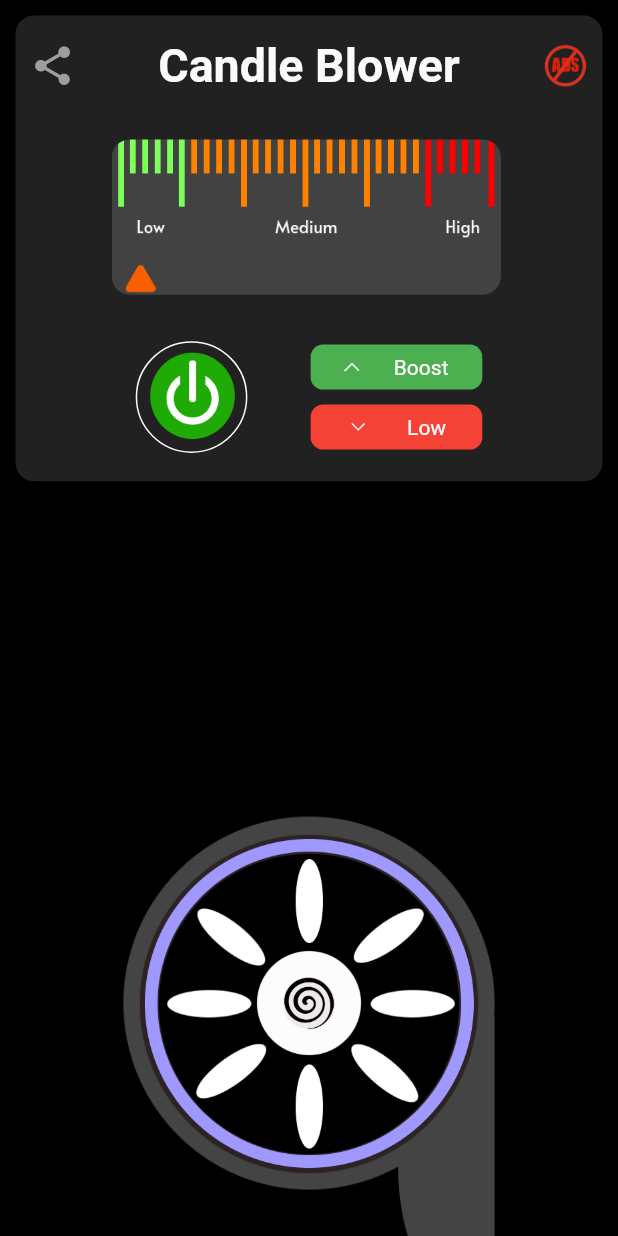
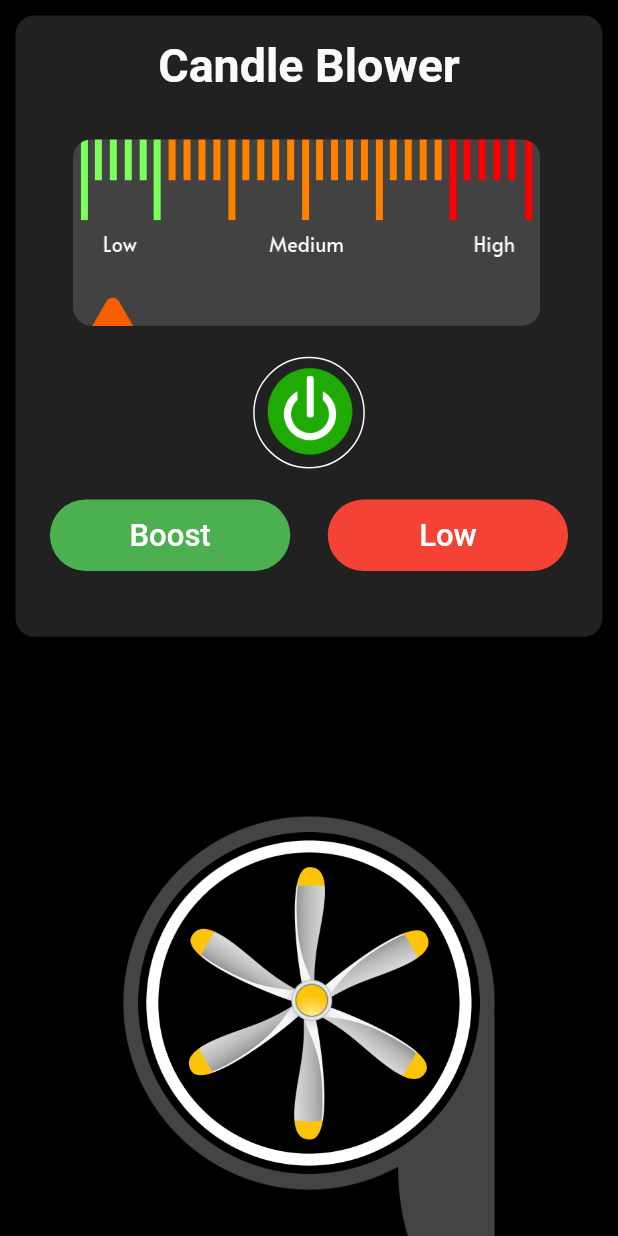
Before and after one commit to BHARGAVTHUMMAR/blower, a Flutter app: the screen it shows after launch, on a phone screen of 412 x 824 dp. Run offline on Flutter 3.47's test engine with Material 2 defaults, Android fonts, the phone set to English and light mode, and no system bars; our stand-ins replace get; missing offline and left inert: sound_generator, volume_controller.

Commit message:
working on fan rotation.

```diff
--- a/lib/app/modules/home/views/home_view.dart
+++ b/lib/app/modules/home/views/home_view.dart
@@ -24,35 +24,21 @@ class HomeView extends GetWidget<HomeController> {
                       color: Colors.grey.shade900,
                       borderRadius:
                           BorderRadius.circular(MySize.getHeight(12))),
-                  height: MySize.getHeight(300),
+                  height: MySize.getHeight(400),
+                  width: MySize.getWidth(400),
                   child: Column(
                       crossAxisAlignment: CrossAxisAlignment.center,
                       children: [
                         Padding(
                           padding: EdgeInsets.only(
-                              right: MySize.getWidth(8),
-                              left: MySize.getWidth(8),
+                              // right: MySize.getWidth(8),
+                              // left: MySize.getWidth(8),
                               top: MySize.getHeight(15)),
-                          child: Row(
-                            children: [
-                              Icon(
-                                Icons.share,
-                                color: Colors.grey,
-                                size: MySize.getHeight(30),
-                              ),
-                              Spacer(),
-                              Text("Candle Blower",
+                          child: Text("Candle Blower",
                               style: TextStyle(
                                   color: Colors.grey.shade50,
                                   fontWeight: FontWeight.bold,
                                   fontSize: MySize.getHeight(30))),
-                              Spacer(),
-                              Image.asset(
-                                "assets/no-ads.png",
-                                height: MySize.getHeight(30),
-                              ),
-                            ],
-                          ),
                         ),
                         Padding(
                           padding: EdgeInsets.only(top: MySize.getHeight(30)),
@@ -60,7 +46,7 @@ class HomeView extends GetWidget<HomeController> {
                             alignment: Alignment.bottomLeft,
                             children: [
                               Container(
-                                height: MySize.getHeight(100),
+                                height: MySize.getHeight(120),
                                 child: ClipRRect(
                                   borderRadius: BorderRadius.circular(
                                       MySize.getHeight(12)),
@@ -70,7 +56,8 @@ class HomeView extends GetWidget<HomeController> {
                                 ),
                               ),
                               Container(
-                                width: MySize.getWidth(230),
+                                // color: Colors.green,
+                                width: MySize.getWidth(275),
                                 height: MySize.getHeight(20),
                                 child: Stack(
                                   children: [
@@ -78,12 +65,12 @@ class HomeView extends GetWidget<HomeController> {
                                       right: controller.isTap.isTrue
                                           ? MySize.getWidth(
                                               controller.slider.value)
-                                          : MySize.getWidth(200),
+                                          : MySize.getWidth(230),
                                       duration: Duration(seconds: 5),
                                       child: Image.asset(
                                         "assets/triangle.png",
-                                        height: 20,
-                                        width: 30,
+                                        height: 40,
+                                        width: 50,
                                       ),
                                     ),
                                   ],
@@ -92,13 +79,9 @@ class HomeView extends GetWidget<HomeController> {
                             ],
                           ),
                         ),
-                        Padding(
-                          padding: EdgeInsets.only(
-                              right: MySize.getWidth(70),
-                              top: MySize.getHeight(30),
-                              left: MySize.getWidth(70)),
-                          child: Row(
+                        Column(
                           children: [
+                            SizedBox(height: MySize.getHeight(20)),
                             GestureDetector(
                               onTap: () {
                                 controller.on_Off.value =
@@ -120,8 +103,8 @@ class HomeView extends GetWidget<HomeController> {
                               child: Container(
                                 decoration: BoxDecoration(
                                     borderRadius: BorderRadius.circular(60),
-                                      border: Border.all(
-                                          color: Colors.grey.shade50)),
+                                    border:
+                                        Border.all(color: Colors.grey.shade50)),
                                 child: CircleAvatar(
                                   backgroundColor: Colors.transparent,
                                   radius: MySize.getHeight(35),
@@ -129,18 +112,17 @@ class HomeView extends GetWidget<HomeController> {
                                     padding:
                                         EdgeInsets.all(MySize.getHeight(3)),
                                     child: (controller.on_Off.isFalse)
-                                          ? Image.asset(
-                                              "assets/switch_green.png")
-                                          : Image.asset(
-                                              "assets/switch_red.png"),
+                                        ? Image.asset("assets/switch_green.png")
+                                        : Image.asset("assets/switch_red.png"),
                                   ),
                                 ),
                               ),
                             ),
-                              Spacer(),
-                              Container(
-                                  width: MySize.getWidth(100),
-                                  child: Column(
+                            SizedBox(
+                              height: MySize.getHeight(20),
+                            ),
+                            Row(
+                              mainAxisAlignment: MainAxisAlignment.center,
                               children: [
                                 GestureDetector(
                                   onTap: () {
@@ -156,36 +138,25 @@ class HomeView extends GetWidget<HomeController> {
                                   child: Container(
                                     decoration: BoxDecoration(
                                         color: Colors.green,
-                                              borderRadius:
-                                                  BorderRadius.circular(
-                                                      MySize.getHeight(8))),
-                                          height: 30,
-                                          child: Row(
-                                              crossAxisAlignment:
-                                                  CrossAxisAlignment.center,
-                                              mainAxisAlignment:
-                                                  MainAxisAlignment.center,
-                                              children: [
-                                                Image.asset(
-                                                  "assets/up.png",
-                                                  height: 10,
-                                                  color: Colors.white,
-                                                ),
-                                                SizedBox(
-                                                  width: MySize.getWidth(20),
-                                                ),
-                                                Text(
+                                        borderRadius: BorderRadius.circular(
+                                            MySize.getHeight(62))),
+                                    height: MySize.getHeight(46),
+                                    width: MySize.getWidth(140),
+                                    child: Center(
+                                      child: Text(
                                         "Boost",
                                         style: TextStyle(
-                                                      color: Colors.white),
-                                                ),
-                                              ]),
+                                            color: Colors.white,
+                                            fontWeight: FontWeight.w500,
+                                            fontSize: MySize.getHeight(20)),
                                       ),
                                     ),
-                                      SizedBox(height: 10),
+                                  ),
+                                ),
+                                SizedBox(width: 25),
                                 GestureDetector(
                                   onTap: () {
-                                          if (controller.slider.value < 200) {
+                                    if (controller.slider.value < 230) {
                                       controller.slider.value =
                                           controller.slider.value + 10;
                                     }
@@ -197,36 +168,24 @@ class HomeView extends GetWidget<HomeController> {
                                   child: Container(
                                     decoration: BoxDecoration(
                                         color: Colors.red,
-                                              borderRadius:
-                                                  BorderRadius.circular(
-                                                      MySize.getHeight(8))),
-                                          height: 30,
-                                          child: Row(
-                                              crossAxisAlignment:
-                                                  CrossAxisAlignment.center,
-                                              mainAxisAlignment:
-                                                  MainAxisAlignment.center,
-                                              children: [
-                                                Image.asset(
-                                                  "assets/down.png",
-                                                  height: 15,
-                                                  color: Colors.white,
-                                                ),
-                                                SizedBox(
-                                                  width: MySize.getWidth(22),
-                                                ),
-                                                Text(
+                                        borderRadius: BorderRadius.circular(
+                                            MySize.getHeight(62))),
+                                    height: MySize.getHeight(46),
+                                    width: MySize.getWidth(140),
+                                    child: Center(
+                                      child: Text(
                                         "Low",
                                         style: TextStyle(
-                                                      color: Colors.white),
+                                            color: Colors.white,
+                                            fontWeight: FontWeight.w500,
+                                            fontSize: MySize.getHeight(20)),
                                       ),
-                                              ]),
+                                    ),
                                   ),
                                 )
                               ],
-                                  ))
+                            )
                           ],
-                          ),
                         ),
                       ]),
                 ),
@@ -253,7 +212,7 @@ class HomeView extends GetWidget<HomeController> {
                                 turns: Tween(begin: 0.0, end: 1.0)
                                     .animate(controller.animationController!),
                                 child: Image.asset(
-                                  "assets/fan.png",
+                                  "assets/fan1.png",
                                   height: MySize.getHeight(220),
                                 ),
                               ),
@@ -276,7 +235,7 @@ class HomeView extends GetWidget<HomeController> {
                                   turns: Tween(begin: 0.0, end: 1.0)
                                       .animate(controller.animationController!),
                                   child: Image.asset(
-                                    "assets/fan.png",
+                                    "assets/fan1.png",
                                     height: MySize.getHeight(220),
                                   ),
                                 ),
@@ -305,7 +264,7 @@ class HomeView extends GetWidget<HomeController> {
                                               .animate(controller
                                                   .animationController1!.value),
                                           child: Image.asset(
-                                            "assets/fan.png",
+                                            "assets/fan1.png",
                                             height: MySize.getHeight(220),
                                           ),
                                         ),
@@ -318,7 +277,7 @@ class HomeView extends GetWidget<HomeController> {
                                           controller.update();
                                         },
                                         child: Image.asset(
-                                          "assets/fan.png",
+                                          "assets/fan1.png",
                                           height: MySize.getHeight(220),
                                         ),
                                       ),
```
Also changed, not shown: assets/fan1.png (added). Lines whose indentation alone changed are shown as unchanged.
